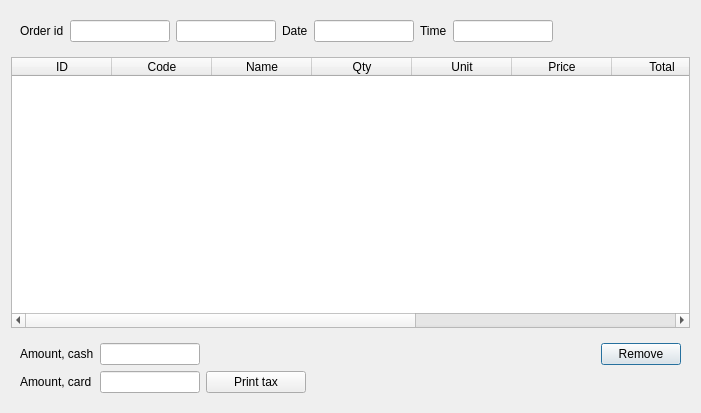
This is FrontDesk/c5salefromstoreorder.ui in End1-1/Cafe5 as Qt 5 draws it before an edit. The edited form follows.
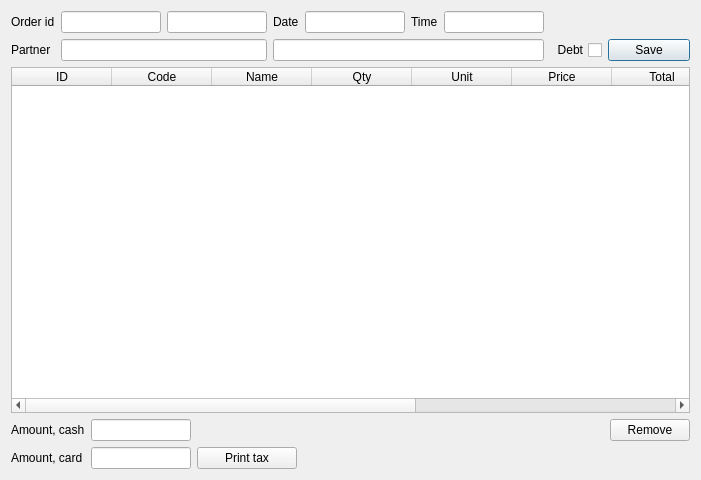
This is the edited form. Custom widgets are drawn as their Qt base class.

```diff
--- a/FrontDesk/c5salefromstoreorder.ui
+++ b/FrontDesk/c5salefromstoreorder.ui
@@ -7,7 +7,7 @@
     <x>0</x>
     <y>0</y>
     <width>701</width>
-    <height>413</height>
+    <height>480</height>
    </rect>
   </property>
   <property name="windowTitle">
@@ -16,87 +16,102 @@
   <layout class="QVBoxLayout" name="verticalLayout">
    <item>
     <widget class="QWidget" name="widget" native="true">
-     <layout class="QHBoxLayout" name="horizontalLayout">
-      <item>
+     <layout class="QGridLayout" name="gridLayout_2">
+      <property name="leftMargin">
+       <number>0</number>
+      </property>
+      <property name="topMargin">
+       <number>0</number>
+      </property>
+      <property name="rightMargin">
+       <number>0</number>
+      </property>
+      <property name="bottomMargin">
+       <number>0</number>
+      </property>
+      <item row="0" column="6">
+       <widget class="C5LineEdit" name="teTime">
+        <property name="minimumSize">
+         <size>
+          <width>100</width>
+          <height>0</height>
+         </size>
+        </property>
+        <property name="maximumSize">
+         <size>
+          <width>100</width>
+          <height>16777215</height>
+         </size>
+        </property>
+        <property name="readOnly">
+         <bool>true</bool>
+        </property>
+       </widget>
+      </item>
+      <item row="0" column="2">
+       <widget class="C5LineEdit" name="leUserId">
+        <property name="minimumSize">
+         <size>
+          <width>100</width>
+          <height>0</height>
+         </size>
+        </property>
+        <property name="maximumSize">
+         <size>
+          <width>100</width>
+          <height>16777215</height>
+         </size>
+        </property>
+        <property name="readOnly">
+         <bool>true</bool>
+        </property>
+       </widget>
+      </item>
+      <item row="1" column="1" colspan="2">
+       <widget class="C5LineEditWithSelector" name="lePartner"/>
+      </item>
+      <item row="1" column="3" colspan="4">
+       <widget class="C5LineEditWithSelector" name="lePartnerName">
+        <property name="readOnly">
+         <bool>true</bool>
+        </property>
+       </widget>
+      </item>
+      <item row="0" column="1">
+       <widget class="C5LineEdit" name="leID">
+        <property name="minimumSize">
+         <size>
+          <width>100</width>
+          <height>0</height>
+         </size>
+        </property>
+        <property name="maximumSize">
+         <size>
+          <width>100</width>
+          <height>16777215</height>
+         </size>
+        </property>
+        <property name="readOnly">
+         <bool>true</bool>
+        </property>
+       </widget>
+      </item>
+      <item row="0" column="0">
        <widget class="QLabel" name="label_3">
         <property name="text">
          <string>Order id</string>
         </property>
        </widget>
       </item>
-      <item>
-       <widget class="C5LineEdit" name="leID">
-        <property name="minimumSize">
-         <size>
-          <width>100</width>
-          <height>0</height>
-         </size>
-        </property>
-        <property name="maximumSize">
-         <size>
-          <width>100</width>
-          <height>16777215</height>
-         </size>
-        </property>
-        <property name="readOnly">
-         <bool>true</bool>
-        </property>
-       </widget>
-      </item>
-      <item>
-       <widget class="C5LineEdit" name="leUserId">
-        <property name="minimumSize">
-         <size>
-          <width>100</width>
-          <height>0</height>
-         </size>
-        </property>
-        <property name="maximumSize">
-         <size>
-          <width>100</width>
-          <height>16777215</height>
-         </size>
-        </property>
-        <property name="readOnly">
-         <bool>true</bool>
-        </property>
-       </widget>
-      </item>
-      <item>
-       <widget class="QLabel" name="label">
-        <property name="text">
-         <string>Date</string>
-        </property>
-       </widget>
-      </item>
-      <item>
-       <widget class="C5DateEdit" name="deDate">
-        <property name="minimumSize">
-         <size>
-          <width>100</width>
-          <height>0</height>
-         </size>
-        </property>
-        <property name="maximumSize">
-         <size>
-          <width>100</width>
-          <height>16777215</height>
-         </size>
-        </property>
-        <property name="readOnly">
-         <bool>true</bool>
-        </property>
-       </widget>
-      </item>
-      <item>
+      <item row="0" column="5">
        <widget class="QLabel" name="label_4">
         <property name="text">
          <string>Time</string>
         </property>
        </widget>
       </item>
-      <item>
-       <widget class="C5LineEdit" name="teTime">
+      <item row="0" column="4">
+       <widget class="C5DateEdit" name="deDate">
         <property name="minimumSize">
          <size>
           <width>100</width>
@@ -114,7 +129,21 @@
         </property>
        </widget>
       </item>
-      <item>
+      <item row="0" column="3">
+       <widget class="QLabel" name="label">
+        <property name="text">
+         <string>Date</string>
+        </property>
+       </widget>
+      </item>
+      <item row="1" column="8">
+       <widget class="QPushButton" name="btnSave">
+        <property name="text">
+         <string>Save</string>
+        </property>
+       </widget>
+      </item>
+      <item row="0" column="8">
        <spacer name="horizontalSpacer">
         <property name="orientation">
          <enum>Qt::Horizontal</enum>
@@ -127,6 +156,23 @@
         </property>
        </spacer>
       </item>
+      <item row="1" column="0">
+       <widget class="QLabel" name="label_6">
+        <property name="text">
+         <string>Partner</string>
+        </property>
+       </widget>
+      </item>
+      <item row="1" column="7">
+       <widget class="QCheckBox" name="chDebt">
+        <property name="layoutDirection">
+         <enum>Qt::RightToLeft</enum>
+        </property>
+        <property name="text">
+         <string>Debt</string>
+        </property>
+       </widget>
+      </item>
      </layout>
     </widget>
    </item>
@@ -199,6 +245,18 @@
    <item>
     <widget class="QWidget" name="widget_2" native="true">
      <layout class="QGridLayout" name="gridLayout">
+      <property name="leftMargin">
+       <number>0</number>
+      </property>
+      <property name="topMargin">
+       <number>0</number>
+      </property>
+      <property name="rightMargin">
+       <number>0</number>
+      </property>
+      <property name="bottomMargin">
+       <number>0</number>
+      </property>
       <item row="0" column="5">
        <widget class="QPushButton" name="btnRemove">
         <property name="text">
@@ -305,6 +363,11 @@
    <extends>QTableWidget</extends>
    <header location="global">c5tablewidget.h</header>
   </customwidget>
+  <customwidget>
+   <class>C5LineEditWithSelector</class>
+   <extends>QLineEdit</extends>
+   <header location="global">c5lineeditwithselector.h</header>
+  </customwidget>
  </customwidgets>
  <resources/>
  <connections/>
```
